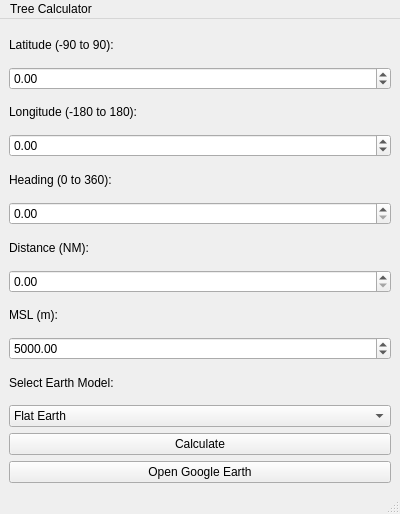
Above: devacademy/mainwindow.ui from kiraDegu/GoogleEarthTreeCalculator-Software before the change. Below: the same form after it.
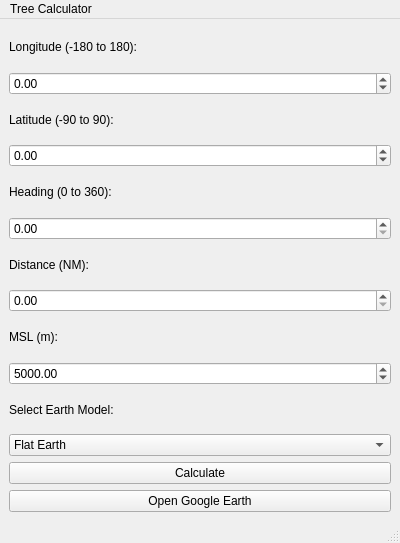
That is the form after the change.

```diff
--- a/devacademy/mainwindow.ui
+++ b/devacademy/mainwindow.ui
@@ -7,7 +7,7 @@
     <x>0</x>
     <y>0</y>
     <width>400</width>
-    <height>514</height>
+    <height>543</height>
    </rect>
   </property>
   <property name="windowTitle">
@@ -15,23 +15,6 @@
   </property>
   <widget class="QWidget" name="centralwidget">
    <layout class="QVBoxLayout" name="verticalLayout">
-    <item>
-     <widget class="QLabel" name="labelLatitude">
-      <property name="text">
-       <string>Latitude (-90 to 90):</string>
-      </property>
-     </widget>
-    </item>
-    <item>
-     <widget class="QDoubleSpinBox" name="latitudeBox">
-      <property name="minimum">
-       <double>-90.000000000000000</double>
-      </property>
-      <property name="maximum">
-       <double>90.000000000000000</double>
-      </property>
-     </widget>
-    </item>
     <item>
      <widget class="QLabel" name="labelLongitude">
       <property name="text">
@@ -49,6 +32,23 @@
       </property>
      </widget>
     </item>
+    <item>
+     <widget class="QLabel" name="labelLatitude">
+      <property name="text">
+       <string>Latitude (-90 to 90):</string>
+      </property>
+     </widget>
+    </item>
+    <item>
+     <widget class="QDoubleSpinBox" name="latitudeBox">
+      <property name="minimum">
+       <double>-90.000000000000000</double>
+      </property>
+      <property name="maximum">
+       <double>90.000000000000000</double>
+      </property>
+     </widget>
+    </item>
     <item>
      <widget class="QLabel" name="labelHeading">
       <property name="text">
```
